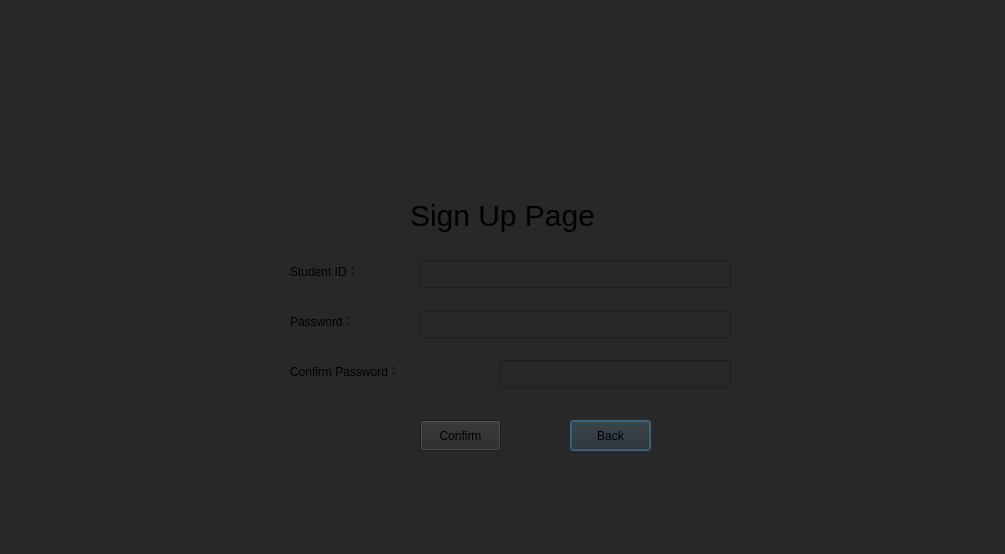
Old version of the form login/signupwindow.ui in the repository Mcl5323/course_timetable_management.
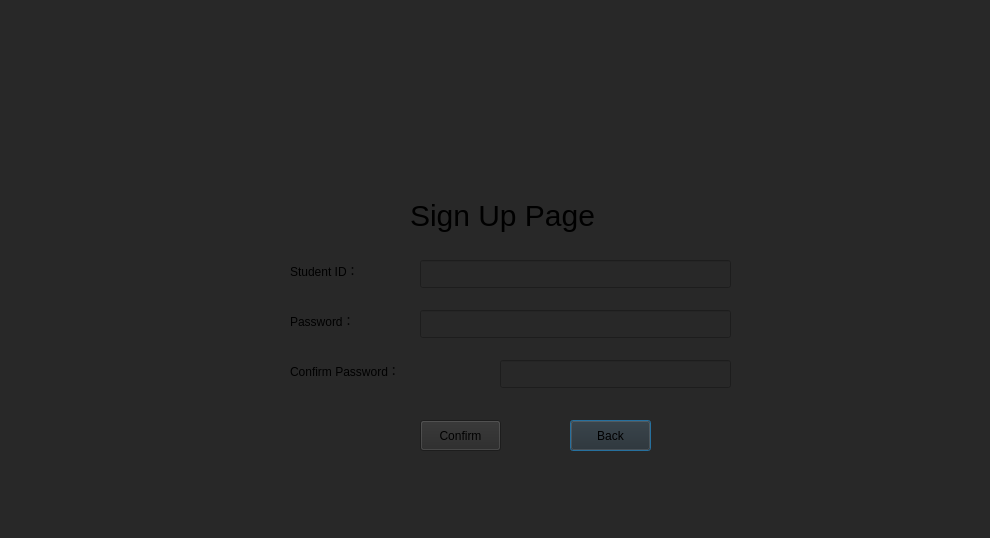
New version of the form.

Diff of the .ui file:
```diff
--- a/login/signupwindow.ui
+++ b/login/signupwindow.ui
@@ -6,8 +6,8 @@
    <rect>
     <x>0</x>
     <y>0</y>
-    <width>1005</width>
-    <height>554</height>
+    <width>990</width>
+    <height>538</height>
    </rect>
   </property>
   <property name="windowTitle">
```
Lines whose indentation alone changed are shown as unchanged.
